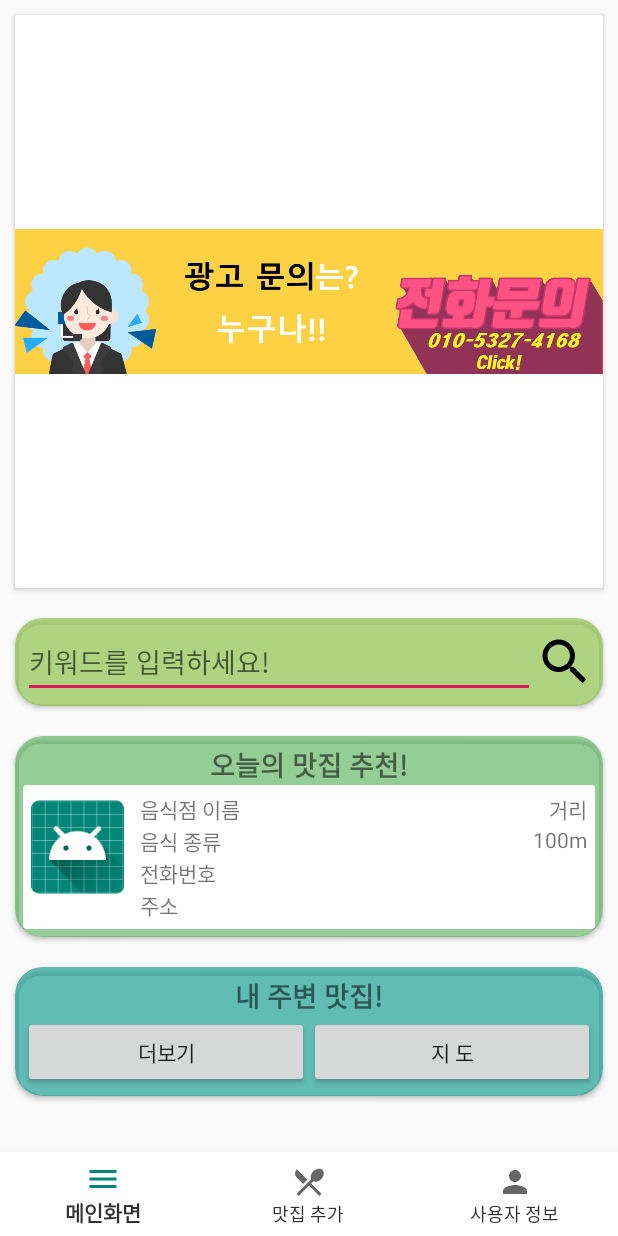
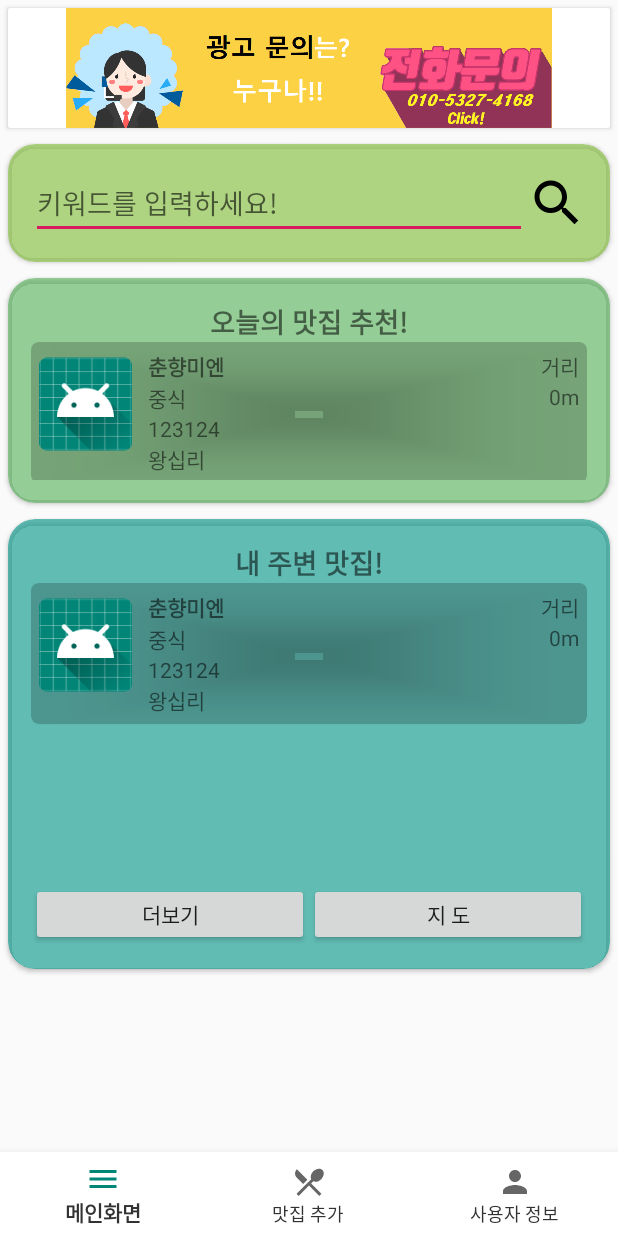
Before and after one commit to Drillsh/project_WhatToEat, an Android app: the screen it shows after launch (MainActivity), on a phone screen of 412 x 824 dp. Run offline under Robolectric (Android 15) with nearby library versions, the phone set to English and light mode, and no system bars; libraries missing offline, so code that uses them is left out: net.daum.mf.

Commit message:
수정사항 > 이시
 restaurantDB 구현, 리스트 클릭 이벤트

```diff
--- a/app/src/main/java/kr/or/mrhi/android/whattoeat_project/adapter/BrandListAdapter.java
+++ b/app/src/main/java/kr/or/mrhi/android/whattoeat_project/adapter/BrandListAdapter.java
@@ -37,6 +37,12 @@ public class BrandListAdapter extends RecyclerView.Adapter<BrandListAdapter.Cust
 
     @Override
     public void onBindViewHolder(@NonNull BrandListAdapter.CustomViewHolder customViewHolder, int position) {
+
+        customViewHolder.tvBrandName.setText(brandList.get(position).getBrandName());
+        customViewHolder.tvCategory.setText(brandList.get(position).getCategory());
+        customViewHolder.tvPhoneNum.setText(brandList.get(position).getPhoneNum());
+        customViewHolder.tvAddress.setText(brandList.get(position).getAddress());
+        customViewHolder.tvDistance.setText(brandList.get(position).getDistance()+"m");
 
     }
 
--- /dev/null
+++ b/app/src/main/java/kr/or/mrhi/android/whattoeat_project/controller/RestaurantDB_Controller.java
@@ -0,0 +1,156 @@
+package kr.or.mrhi.android.whattoeat_project.controller;
+
+import android.content.Context;
+import android.database.Cursor;
+import android.database.SQLException;
+import android.database.sqlite.SQLiteDatabase;
+import android.database.sqlite.SQLiteOpenHelper;
+import android.util.Log;
+
+import androidx.annotation.Nullable;
+
+import java.util.ArrayList;
+
+import kr.or.mrhi.android.whattoeat_project.model.RestaurantData;
+
+// DB 관리 클래스 : 싱글톤
+public class RestaurantDB_Controller extends SQLiteOpenHelper {
+
+    private static final String DB_NAME = "WhatToEatDB";
+    private static final int VERSION = 1;
+
+    private Context context;
+
+    private static RestaurantDB_Controller restaurantDb_controller;
+
+    // 생성자
+    private RestaurantDB_Controller(@Nullable Context context) {
+        super(context, DB_NAME, null, VERSION);
+    }
+
+    // getInstance
+    public static RestaurantDB_Controller getInstance(Context context) {
+
+        if (restaurantDb_controller == null) {
+            restaurantDb_controller = new RestaurantDB_Controller(context);
+        }
+        return restaurantDb_controller;
+    }
+
+    // 테이블 생성
+    @Override
+    public void onCreate(SQLiteDatabase db) {
+
+        db.execSQL(
+                "CREATE TABLE restaurantTBL(" +
+                        "brandName VARCHAR(15) PRIMARY KEY," +
+                        "category VARCHAR(10)," +
+                        "phoneNum VARCHAR(20)," +
+                        "address VARCHAR(30)," +
+                        "distance INTEGER(5)," +
+                        "imgPath VARCHAR(30) );"
+        );
+    }
+
+    // 버전 바뀌면 테이블 삭제하고 다시 생성
+    @Override
+    public void onUpgrade(SQLiteDatabase db, int oldVersion, int newVersion) {
+
+        db.execSQL("drop table if exists restaurantTBL");
+        onCreate(db);
+    }
+
+    // DB Select
+    public ArrayList<RestaurantData> selectRestaurantData() {
+
+        ArrayList<RestaurantData> restaurantList = new ArrayList<>();
+        SQLiteDatabase sqLiteDatabase = this.getWritableDatabase();
+        Cursor cursor = null;
+
+        try {
+            //쿼리문 입력하고 커서 리턴 받음
+            cursor = sqLiteDatabase.rawQuery("select * from restaurantTBL;", null);
+
+            while (cursor.moveToNext()) {
+                RestaurantData restaurantData = new RestaurantData(
+                        cursor.getString(0),
+                        cursor.getString(1),
+                        cursor.getString(2),
+                        cursor.getString(3),
+                        cursor.getInt(4),
+                        cursor.getString(5));
+
+                restaurantList.add(restaurantData);
+            }
+        } catch (SQLException e) {
+            Log.e("selectData", e.getMessage());
+
+        } finally {
+            cursor.close();
+            sqLiteDatabase.close();
+        }
+
+        return restaurantList;
+    }
+
+
+    // DB 삽입
+    public boolean insertRestaurantData(ArrayList<RestaurantData> restaurantList) {
+
+        boolean retrunValue = false;
+        SQLiteDatabase sqLiteDatabase = this.getWritableDatabase();
+
+        try {
+            for (RestaurantData data : restaurantList) {
+
+                String query = "insert into restaurantTBL values("
+                        + "'" + data.getBrandName() + "',"
+                        + "'" + data.getCategory() + "',"
+                        + "'" + data.getPhoneNum() + "',"
+                        + "'" + data.getAddress() + "',"
+                        + data.getDistance() + ","
+                        + "'" + data.getImgPath() + "');";
+
+                // 쿼리문 작성해서 넘김
+                // 예외발생시 SQLException
+                sqLiteDatabase.execSQL(query);
+            }
+            retrunValue = true;
+
+        } catch (SQLException e) {
+            Log.e("selectData", e.getMessage());
+            retrunValue = false;
+
+        } finally {
+            sqLiteDatabase.close();
+        }
+
+        return retrunValue;
+    }
+
+    // DB 삭제
+    public boolean deleteRestaurantData(RestaurantData restaurantData){
+
+        boolean retrunValue = false;
+        SQLiteDatabase sqLiteDatabase = this.getWritableDatabase();
+
+        try {
+            String query = "delete from restaurantTBL where brandName = ?";
+
+            sqLiteDatabase.execSQL(query, new String[]{restaurantData.getBrandName()});
+
+            retrunValue = true;
+
+        }catch (SQLException e){
+            Log.e("selectData", e.getMessage());
+            retrunValue = false;
+
+        }finally {
+            sqLiteDatabase.close();
+        }
+
+        return retrunValue;
+    }
+
+
+}
--- a/app/src/main/java/kr/or/mrhi/android/whattoeat_project/fragment/Main_frag.java
+++ b/app/src/main/java/kr/or/mrhi/android/whattoeat_project/fragment/Main_frag.java
@@ -8,6 +8,7 @@ import android.view.ViewGroup;
 import android.widget.Button;
 import android.widget.EditText;
 import android.widget.ImageButton;
+import android.widget.Toast;
 
 import androidx.annotation.NonNull;
 import androidx.annotation.Nullable;
@@ -20,20 +21,18 @@ import java.util.ArrayList;
 import kr.or.mrhi.android.whattoeat_project.R;
 import kr.or.mrhi.android.whattoeat_project.activity.MainActivity;
 import kr.or.mrhi.android.whattoeat_project.adapter.BrandListAdapter;
+import kr.or.mrhi.android.whattoeat_project.controller.RestaurantDB_Controller;
 import kr.or.mrhi.android.whattoeat_project.model.RestaurantData;
 
-public class Main_frag extends Fragment {
+public class Main_frag extends Fragment implements BrandListAdapter.OnItemClickListener{
 
     private MainActivity mainActivity;
     private EditText edtSearch;
     private ImageButton ibSearch;
-    private RecyclerView todayBrandList;
-    private RecyclerView nearbyBrandList;
+    private RecyclerView rvTodayBrandList;
+    private RecyclerView rvNearbyBrandList;
     private Button btnMoreList;
     private Button btnGoMap;
-
-    private BrandListAdapter brandListAdapter;
-    private LinearLayoutManager linearLayoutManager;
 
     private ArrayList<RestaurantData> restaurantDataArrayList = new ArrayList<>();
 
@@ -41,6 +40,13 @@ public class Main_frag extends Fragment {
     public void onAttach(@NonNull Context context) {
         super.onAttach(context);
         mainActivity = (MainActivity) getContext();
+
+        // 더미 데이터 추가
+        restaurantDataArrayList.add(new RestaurantData("춘향미엔", "중식", "123124", "왕십리", 0, "123"));
+
+        RestaurantDB_Controller restaurantDB_controller;
+        restaurantDB_controller = RestaurantDB_Controller.getInstance(mainActivity);
+        restaurantDB_controller.insertRestaurantData(restaurantDataArrayList);
     }
 
     @Override
@@ -58,21 +64,37 @@ public class Main_frag extends Fragment {
         findViewByIdFunc(view);
 
         // 어댑터 인스턴스
-        brandListAdapter = new BrandListAdapter(mainActivity);
+        BrandListAdapter todayListAdapter = new BrandListAdapter(mainActivity);
+        BrandListAdapter nearbyListAdapter = new BrandListAdapter(mainActivity);
+
         // LinearLayoutManager 인스턴스
-        linearLayoutManager = new LinearLayoutManager(mainActivity);
+        LinearLayoutManager todayListManager = new LinearLayoutManager(mainActivity);
+        LinearLayoutManager nearbyListManager = new LinearLayoutManager(mainActivity);
 
-        // recyclerview에 어댑터 매니저 세팅
-        todayBrandList.setAdapter(brandListAdapter);
-        todayBrandList.setLayoutManager(linearLayoutManager);
+        // recyclerview에 어댑터, 매니저 세팅
+        rvTodayBrandList.setAdapter(todayListAdapter);
+        rvTodayBrandList.setLayoutManager(todayListManager);
+        rvNearbyBrandList.setAdapter(nearbyListAdapter);
+        rvNearbyBrandList.setLayoutManager(nearbyListManager);
 
+        // DB에서 데이터 가져옴
+        ArrayList<RestaurantData> arrayList = getRestaurantData();
 
-        // 더미 데이터 추가
-        restaurantDataArrayList.add(new RestaurantData("춘향미엔", "중식", "123124", "왕십리", 600));
+        // 어댑터에 데이터 세팅
+        todayListAdapter.setBrandList(arrayList);
+        nearbyListAdapter.setBrandList(arrayList);
 
-        brandListAdapter.setBrandList(restaurantDataArrayList);
-        todayBrandList.setAdapter(brandListAdapter);
-        brandListAdapter.notifyDataSetChanged();
+        // 무효화처리
+        todayListAdapter.notifyDataSetChanged();
+        nearbyListAdapter.notifyDataSetChanged();
+
+        // 근처 음식점 recyclerview 클릭 이벤트
+        nearbyListAdapter.setOnItemClickListener(new BrandListAdapter.OnItemClickListener() {
+            @Override
+            public void onItemClick(View v, int pos) {
+                Toast.makeText(mainActivity, "클릭클릭", Toast.LENGTH_SHORT).show();
+            }
+        });
 
         return view;
     }
@@ -81,9 +103,62 @@ public class Main_frag extends Fragment {
     private void findViewByIdFunc(View view) {
         edtSearch = (EditText) view.findViewById(R.id.edtSearch);
         ibSearch = (ImageButton) view.findViewById(R.id.ibSearch);
-        todayBrandList = (RecyclerView) view.findViewById(R.id.todayBrandList);
-        nearbyBrandList = (RecyclerView) view.findViewById(R.id.nearbyBrandList);
+        rvTodayBrandList = (RecyclerView) view.findViewById(R.id.todayBrandList);
+        rvNearbyBrandList = (RecyclerView) view.findViewById(R.id.nearbyBrandList);
         btnMoreList = (Button) view.findViewById(R.id.btnMoreList);
         btnGoMap = (Button) view.findViewById(R.id.btnGoMap);
     }
+
+    // 음식점 데이터 가져오기
+    private ArrayList<RestaurantData> getRestaurantData(){
+
+        // 음식점 DB 컨트롤러 인스턴스
+        RestaurantDB_Controller restaurantDB_controller = RestaurantDB_Controller.getInstance(mainActivity);
+
+        // DB로부터 리스트 가져옴
+        ArrayList<RestaurantData> restaurantDataList = restaurantDB_controller.selectRestaurantData();
+
+        if (restaurantDataList.isEmpty()){
+            Toast.makeText(mainActivity, "데이터 가져오기 실패", Toast.LENGTH_SHORT).show();
+        }else{
+            Toast.makeText(mainActivity, "데이터 가져오기 성공", Toast.LENGTH_SHORT).show();
+        }
+
+        return restaurantDataList;
+    }
+
+    // 음식점 데이터 삽입
+    private void insertRestaurantData(ArrayList<RestaurantData> restaurantDataList){
+
+        // 음식점 DB 컨트롤러 인스턴스
+        RestaurantDB_Controller restaurantDB_controller = RestaurantDB_Controller.getInstance(mainActivity);
+
+        // DB에 데이터 삽입
+        boolean returnValue = restaurantDB_controller.insertRestaurantData(restaurantDataList);
+
+        if(returnValue){
+            Toast.makeText(mainActivity, "데이터 삽입 성공", Toast.LENGTH_SHORT).show();
+        }else{
+            Toast.makeText(mainActivity, "데이터 삽입 실패", Toast.LENGTH_SHORT).show();
+        }
+    }
+
+    // 음식점 데이터 삭제
+    private void deleteRestaurantData(RestaurantData restaurantData){
+
+        // 음식점 DB 컨트롤러 인스턴스
+        RestaurantDB_Controller restaurantDB_controller = RestaurantDB_Controller.getInstance(mainActivity);
+
+        // DB에서 데이터 삭제
+        boolean returnValue = restaurantDB_controller.deleteRestaurantData(restaurantData);
+
+        if(returnValue){
+            Toast.makeText(mainActivity, "데이터 삭제 성공", Toast.LENGTH_SHORT).show();
+        }else{
+            Toast.makeText(mainActivity, "데이터 삭제 실패", Toast.LENGTH_SHORT).show();
+        }
+    }
+
+    @Override
+    public void onItemClick(View v, int pos) {}
 }
--- a/app/src/main/res/layout/frag_main.xml
+++ b/app/src/main/res/layout/frag_main.xml
@@ -16,14 +16,13 @@
 
         <LinearLayout
             android:layout_width="match_parent"
-            android:layout_height="wrap_content"
+            android:layout_height="match_parent"
             android:orientation="vertical">
 
             <androidx.cardview.widget.CardView
                 android:layout_width="match_parent"
-                android:layout_height="0dp"
-                android:layout_margin="10dp"
-                android:layout_weight="1">
+                android:layout_height="80dp"
+                android:layout_margin="5dp">
 
                 <LinearLayout
                     android:layout_width="wrap_content"
@@ -42,8 +41,8 @@
 
             <androidx.cardview.widget.CardView
                 android:layout_width="match_parent"
-                android:layout_height="0dp"
-                android:layout_margin="10dp"
+                android:layout_height="wrap_content"
+                android:layout_margin="5dp"
                 android:layout_marginBottom="10dp"
                 android:layout_weight="1"
                 app:cardBackgroundColor="#AE8BC34A"
@@ -54,7 +53,7 @@
                     android:layout_height="match_parent"
                     android:gravity="center"
                     android:orientation="horizontal"
-                    android:padding="5dp">
+                    android:padding="15dp">
 
                     <EditText
                         android:id="@+id/edtSearch"
@@ -79,9 +78,8 @@
 
             <androidx.cardview.widget.CardView
                 android:layout_width="match_parent"
-                android:layout_height="0dp"
-                android:layout_margin="10dp"
-                android:layout_weight="2"
+                android:layout_height="150dp"
+                android:layout_margin="5dp"
                 app:cardBackgroundColor="#954CAF50"
                 app:cardCornerRadius="18dp">
 
@@ -89,7 +87,7 @@
                     android:layout_width="match_parent"
                     android:layout_height="match_parent"
                     android:orientation="vertical"
-                    android:padding="5dp">
+                    android:padding="15dp">
 
                     <TextView
                         android:layout_width="match_parent"
@@ -108,17 +106,17 @@
 
             <androidx.cardview.widget.CardView
                 android:layout_width="match_parent"
-                android:layout_height="0dp"
-                android:layout_margin="10dp"
+                android:layout_height="300dp"
+                android:layout_margin="5dp"
                 android:layout_weight="10"
                 app:cardBackgroundColor="#9C009688"
                 app:cardCornerRadius="18dp">
 
                 <LinearLayout
                     android:layout_width="match_parent"
-                    android:layout_height="match_parent"
+                    android:layout_height="wrap_content"
                     android:orientation="vertical"
-                    android:padding="5dp">
+                    android:padding="15dp">
 
                     <TextView
                         android:id="@+id/textView2"
@@ -132,11 +130,11 @@
                     <androidx.recyclerview.widget.RecyclerView
                         android:id="@+id/nearbyBrandList"
                         android:layout_width="match_parent"
-                        android:layout_height="wrap_content" />
+                        android:layout_height="200dp" />
 
                     <LinearLayout
                         android:layout_width="match_parent"
-                        android:layout_height="match_parent"
+                        android:layout_height="wrap_content"
                         android:orientation="horizontal">
 
                         <Button
--- a/app/src/main/res/layout/main_item.xml
+++ b/app/src/main/res/layout/main_item.xml
@@ -2,8 +2,10 @@
 <androidx.cardview.widget.CardView xmlns:android="http://schemas.android.com/apk/res/android"
     xmlns:app="http://schemas.android.com/apk/res-auto"
     android:layout_width="match_parent"
-    android:layout_height="match_parent"
-    android:orientation="vertical">
+    android:layout_height="wrap_content"
+    android:orientation="vertical"
+    app:cardBackgroundColor="#34030100"
+    app:cardCornerRadius="5dp">
 
     <LinearLayout
         android:layout_width="match_parent"
@@ -40,7 +42,8 @@
                         android:id="@+id/tvBrandName"
                         android:layout_width="match_parent"
                         android:layout_height="wrap_content"
-                        android:text="음식점 이름" />
+                        android:text="음식점 이름"
+                        android:textStyle="bold" />
 
                     <TextView
                         android:id="@+id/tvCategory"
```
Also changed, not shown: app/src/main/java/kr/or/mrhi/android/whattoeat_project/controller/DB_Controller.java (deleted, +0 -42 lines), app/src/main/java/kr/or/mrhi/android/whattoeat_project/model/RestaurantData.java (+54 -2 lines).
